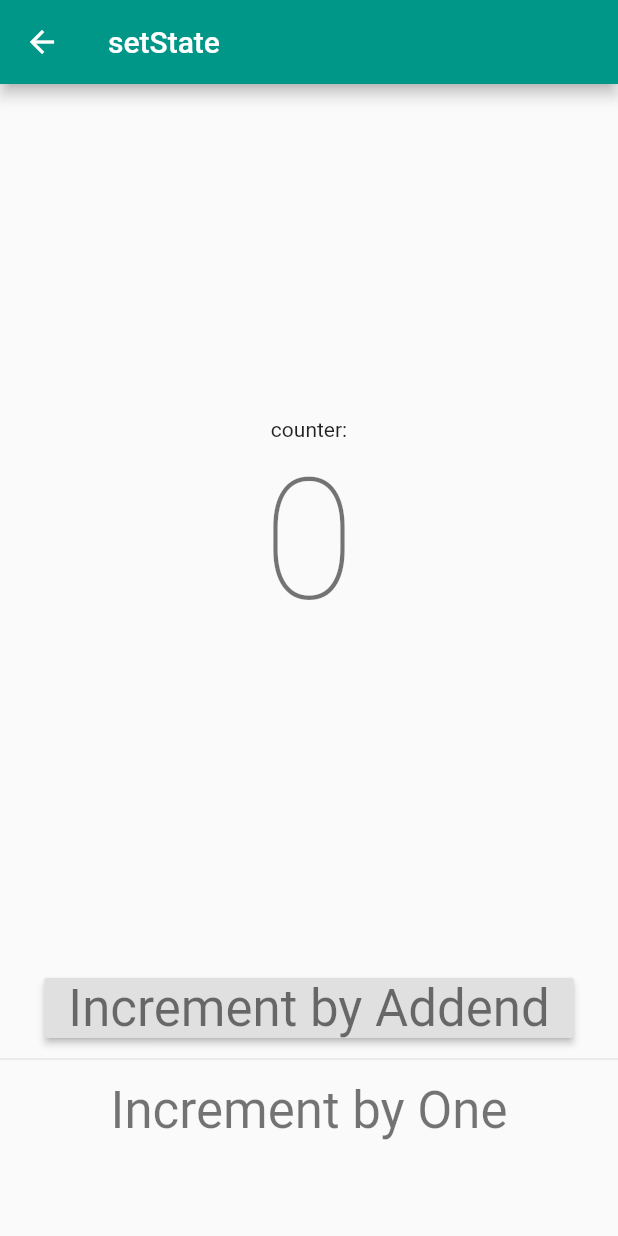
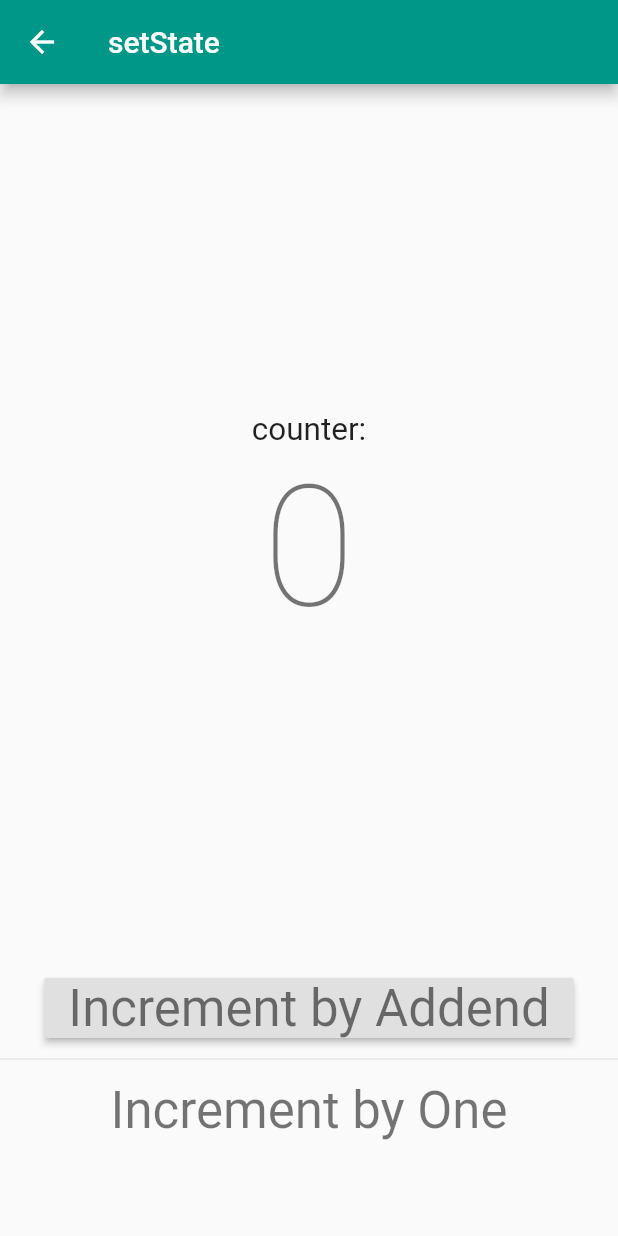
Before and after one commit to raveesh-me/state_management_experiments, a Flutter app: the screen it shows after launch, on a phone screen of 412 x 824 dp. Run offline on Flutter 3.47's test engine with Material 2 defaults, Android fonts, the phone set to English and light mode, and no system bars.

```diff
--- a/lib/screens/set_state_experiment_screen.dart
+++ b/lib/screens/set_state_experiment_screen.dart
@@ -46,7 +46,10 @@ class _SetStateExperimentScreenState extends State<SetStateExperimentScreen> {
               child: Column(
                 mainAxisSize: MainAxisSize.min,
                 children: <Widget>[
-                  Text('counter:'),
+                  Text(
+                    'counter:',
+                    textScaleFactor: 1.5,
+                  ),
                   Text(
                     '$counter',
                     textAlign: TextAlign.center,
```
